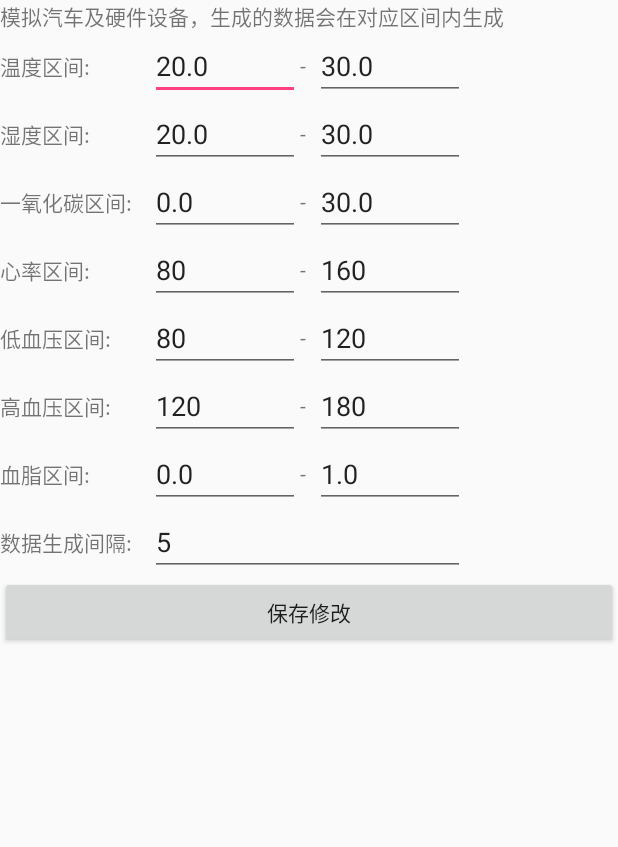
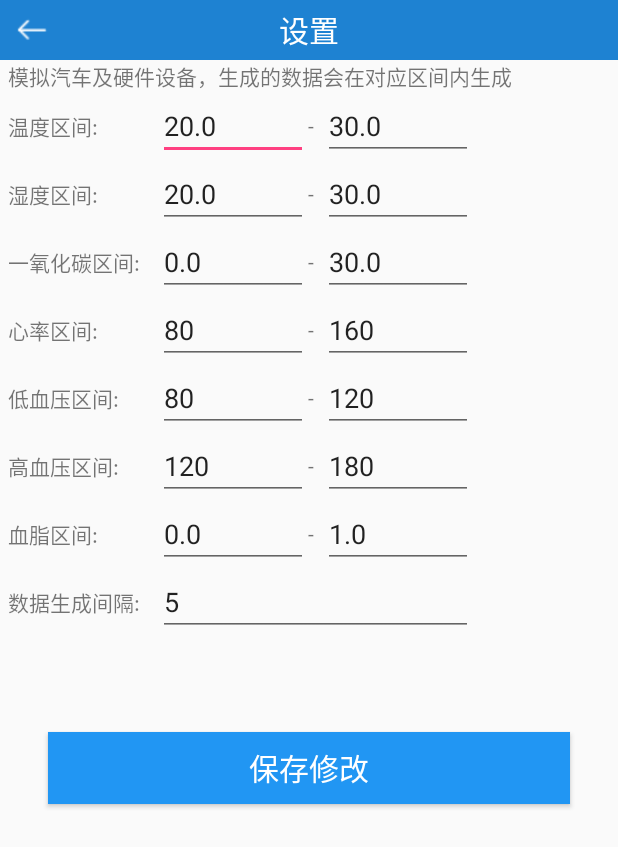
Before and after one commit to shangjianwei/DriverHealthCheck, an Android app: the SimulationActivity screen opened directly, with no data from a screen before it, on a phone screen of 412 x 824 dp. Shown: the top 847 px of the screen. Run offline under Robolectric (Android 15) with nearby library versions, the phone set to English and light mode, and no system bars; libraries missing offline, so code that uses them is left out: org.litepal, org.litepal.crud.

Commit message:
优化设置界面

```diff
--- a/app/src/main/java/com/check/driver/driverhealthcheck/activity/SimulationActivity.java
+++ b/app/src/main/java/com/check/driver/driverhealthcheck/activity/SimulationActivity.java
@@ -3,13 +3,14 @@ package com.check.driver.driverhealthcheck.activity;
 import android.os.Bundle;
 import android.view.View;
 import android.widget.EditText;
+import android.widget.ImageView;
 
 import com.check.driver.driverhealthcheck.R;
 import com.check.driver.driverhealthcheck.base.BaseActivity;
 import com.check.driver.driverhealthcheck.base.BaseMessageInit;
 import com.check.driver.driverhealthcheck.bean.BaseSetBean;
 
-public class SimulationActivity extends BaseActivity {
+public class SimulationActivity extends BaseActivity implements View.OnClickListener {
 
     private EditText tem_low;
     private EditText tem_up;
@@ -27,12 +28,19 @@ public class SimulationActivity extends BaseActivity {
     private EditText bf_up;
     private EditText time;
 
+    private ImageView ivBack;
+
 
     @Override
     protected void onCreate(Bundle savedInstanceState) {
         super.onCreate(savedInstanceState);
         setContentView(R.layout.activity_simulation);
         initView();
+        initListener();
+    }
+
+    private void initListener() {
+        ivBack.setOnClickListener(this);
     }
 
     private void initView() {
@@ -51,6 +59,8 @@ public class SimulationActivity extends BaseActivity {
         time = findViewById(R.id.time);
         bp_L_low = findViewById(R.id.bp_L_low);
         bp_L_up = findViewById(R.id.bp_L_up);
+        ivBack=findViewById(R.id.iv_back);
+
     }
 
     @Override
@@ -99,4 +109,13 @@ public class SimulationActivity extends BaseActivity {
         this.finish();
     }
 
+    @Override
+    public void onClick(View view) {
+        switch (view.getId()){
+            case R.id.iv_back:
+                onBackPressed();
+                break;
+        }
+
+    }
 }
--- a/app/src/main/res/layout/activity_simulation.xml
+++ b/app/src/main/res/layout/activity_simulation.xml
@@ -7,14 +7,39 @@
     android:layout_height="match_parent"
     android:orientation="vertical"
     tools:context="com.check.driver.driverhealthcheck.activity.SimulationActivity">
+    <RelativeLayout
+        android:layout_width="match_parent"
+        android:background="#1E82D2"
+        android:layout_height="@dimen/dp_40">
+
+        <ImageView
+            android:id="@+id/iv_back"
+            android:layout_width="wrap_content"
+            android:layout_height="wrap_content"
+            android:padding="@dimen/dp_5"
+            android:src="@mipmap/back_pic" />
+
+        <TextView
+            android:id="@+id/tv_title"
+            android:layout_width="wrap_content"
+            android:layout_height="wrap_content"
+            android:layout_centerInParent="true"
+            android:textColor="#ffffff"
+            android:text="设置"
+            android:textSize="20sp"
+            />
+
+    </RelativeLayout>
     <TextView
         android:layout_width="wrap_content"
         android:layout_height="wrap_content"
+        android:layout_marginLeft="@dimen/dp_5"
         android:text="模拟汽车及硬件设备，生成的数据会在对应区间内生成"/>
     <LinearLayout
         android:layout_width="match_parent"
         android:gravity="center_vertical"
         android:orientation="horizontal"
+        android:layout_marginLeft="@dimen/dp_5"
         android:layout_height="wrap_content">
         <TextView
             android:layout_width="@dimen/dp_100"
@@ -40,6 +65,7 @@
         android:layout_width="match_parent"
         android:gravity="center_vertical"
         android:orientation="horizontal"
+        android:layout_marginLeft="@dimen/dp_5"
         android:layout_height="wrap_content">
         <TextView
             android:layout_width="@dimen/dp_100"
@@ -65,6 +91,7 @@
         android:layout_width="match_parent"
         android:gravity="center_vertical"
         android:orientation="horizontal"
+        android:layout_marginLeft="@dimen/dp_5"
         android:layout_height="wrap_content">
         <TextView
             android:layout_width="@dimen/dp_100"
@@ -90,6 +117,7 @@
         android:layout_width="match_parent"
         android:gravity="center_vertical"
         android:orientation="horizontal"
+        android:layout_marginLeft="@dimen/dp_5"
         android:layout_height="wrap_content">
         <TextView
             android:layout_width="@dimen/dp_100"
@@ -115,6 +143,7 @@
     android:layout_width="match_parent"
     android:gravity="center_vertical"
     android:orientation="horizontal"
+        android:layout_marginLeft="@dimen/dp_5"
     android:layout_height="wrap_content">
     <TextView
         android:layout_width="@dimen/dp_100"
@@ -140,6 +169,7 @@
         android:layout_width="match_parent"
         android:gravity="center_vertical"
         android:orientation="horizontal"
+        android:layout_marginLeft="@dimen/dp_5"
         android:layout_height="wrap_content">
         <TextView
             android:layout_width="@dimen/dp_100"
@@ -165,6 +195,7 @@
         android:layout_width="match_parent"
         android:gravity="center_vertical"
         android:orientation="horizontal"
+        android:layout_marginLeft="@dimen/dp_5"
         android:layout_height="wrap_content">
         <TextView
             android:layout_width="@dimen/dp_100"
@@ -190,6 +221,7 @@
         android:layout_width="match_parent"
         android:gravity="center_vertical"
         android:orientation="horizontal"
+        android:layout_marginLeft="@dimen/dp_5"
         android:layout_height="wrap_content">
         <TextView
             android:layout_width="@dimen/dp_100"
@@ -205,5 +237,13 @@
         android:onClick="onDoneClick"
         android:layout_width="match_parent"
         android:layout_height="wrap_content"
+        android:layout_marginLeft="@dimen/dp_32"
+        android:layout_marginRight="@dimen/dp_32"
+        android:layout_marginTop="@dimen/dp_64"
+        android:background="#2196F3"
+        android:paddingBottom="@dimen/dp_8"
+        android:paddingTop="@dimen/dp_8"
+        android:textColor="@android:color/white"
+        android:textSize="@dimen/dp_20"
         android:text="保存修改"/>
 </LinearLayout>
```
